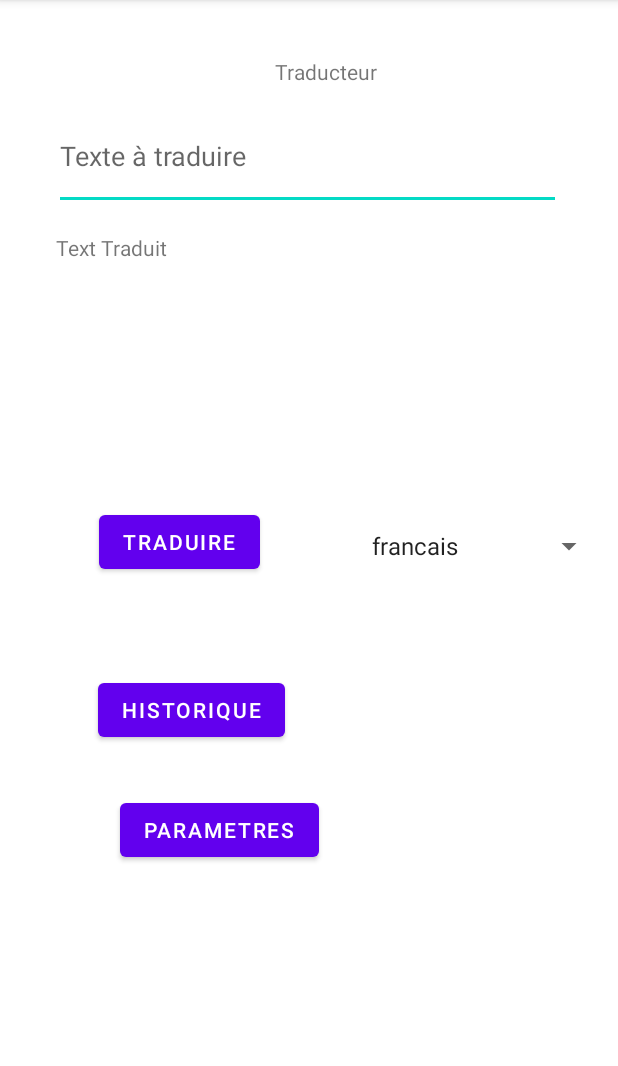
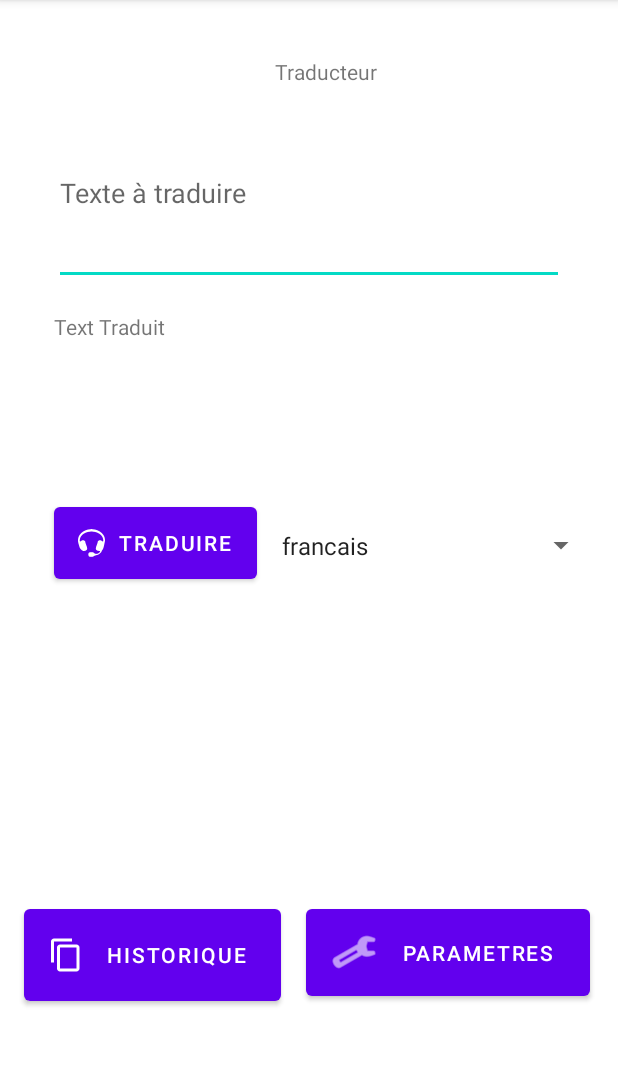
Before and after one commit to antoine-chenevier/Projet-Android, an Android app: the screen it shows after launch (MainActivity), on a phone screen of 412 x 824 dp, the part 84-1150 px from its top. Run offline under Robolectric (Android 15) with nearby library versions, the phone set to English and light mode, and no system bars.

Commit message:
icon projet

```diff
--- a/app/src/main/AndroidManifest.xml
+++ b/app/src/main/AndroidManifest.xml
@@ -8,9 +8,9 @@
         android:allowBackup="true"
         android:dataExtractionRules="@xml/data_extraction_rules"
         android:fullBackupContent="@xml/backup_rules"
-        android:icon="@android:drawable/btn_dialog"
+        android:icon="@android:drawable/stat_sys_headset"
         android:label="@string/app_name"
-        android:roundIcon="@android:drawable/btn_dialog"
+        android:roundIcon="@android:drawable/stat_sys_headset"
         android:supportsRtl="true"
         android:theme="@style/Theme.Projet"
         tools:targetApi="33">
--- a/app/src/main/res/layout/activity_main.xml
+++ b/app/src/main/res/layout/activity_main.xml
@@ -19,8 +19,8 @@
 
     <EditText
         android:id="@+id/editTextTraduire"
-        android:layout_width="338dp"
-        android:layout_height="72dp"
+        android:layout_width="340dp"
+        android:layout_height="122dp"
         android:layout_marginStart="36dp"
         android:layout_marginTop="68dp"
         android:ems="10"
@@ -31,53 +31,57 @@
 
     <Button
         android:id="@+id/traduire"
-        android:layout_width="wrap_content"
-        android:layout_height="wrap_content"
-        android:layout_marginStart="66dp"
-        android:layout_marginTop="337dp"
+        android:layout_width="135dp"
+        android:layout_height="60dp"
+        android:layout_marginStart="36dp"
+        android:layout_marginTop="332dp"
+        android:onClick="Traduire"
         android:text="traduire"
+        app:icon="@android:drawable/stat_sys_headset"
         app:layout_constraintStart_toStartOf="parent"
         app:layout_constraintTop_toTopOf="parent" />
 
     <Button
         android:id="@+id/historique"
-        android:layout_width="wrap_content"
-        android:layout_height="wrap_content"
-        android:layout_marginStart="65dp"
-        android:layout_marginTop="449dp"
+        android:layout_width="171dp"
+        android:layout_height="73dp"
+        android:layout_marginStart="16dp"
+        android:layout_marginTop="600dp"
         android:onClick="Historique"
         android:text="historique"
+        app:icon="?attr/actionModeCopyDrawable"
         app:layout_constraintStart_toStartOf="parent"
         app:layout_constraintTop_toTopOf="parent" />
 
     <Spinner
         android:id="@+id/spinner"
-        android:layout_width="163dp"
-        android:layout_height="48dp"
-        android:layout_marginStart="240dp"
-        android:layout_marginTop="340dp"
+        android:layout_width="218dp"
+        android:layout_height="63dp"
+        android:layout_marginStart="180dp"
+        android:layout_marginTop="332dp"
         android:contentDescription="@string/app_name"
         app:layout_constraintStart_toStartOf="parent"
         app:layout_constraintTop_toTopOf="parent" />
 
     <TextView
         android:id="@+id/textViewTraduction"
-        android:layout_width="335dp"
-        android:layout_height="82dp"
-        android:layout_marginStart="37dp"
-        android:layout_marginTop="155dp"
+        android:layout_width="340dp"
+        android:layout_height="104dp"
+        android:layout_marginStart="36dp"
+        android:layout_marginTop="208dp"
         android:text="Text Traduit"
         app:layout_constraintStart_toStartOf="parent"
         app:layout_constraintTop_toTopOf="parent" />
 
     <Button
         android:id="@+id/parametres"
-        android:layout_width="wrap_content"
-        android:layout_height="wrap_content"
-        android:layout_marginStart="80dp"
-        android:layout_marginTop="529dp"
+        android:layout_width="189dp"
+        android:layout_height="70dp"
+        android:layout_marginStart="204dp"
+        android:layout_marginTop="600dp"
         android:onClick="Parametres"
         android:text="parametres"
+        app:icon="@android:drawable/ic_menu_preferences"
         app:layout_constraintStart_toStartOf="parent"
         app:layout_constraintTop_toTopOf="parent" />
 
```
